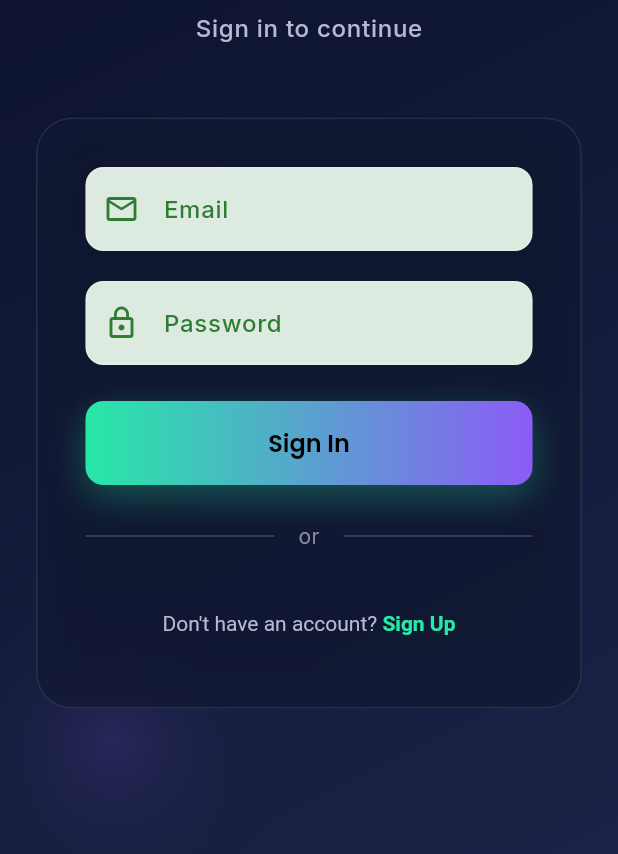
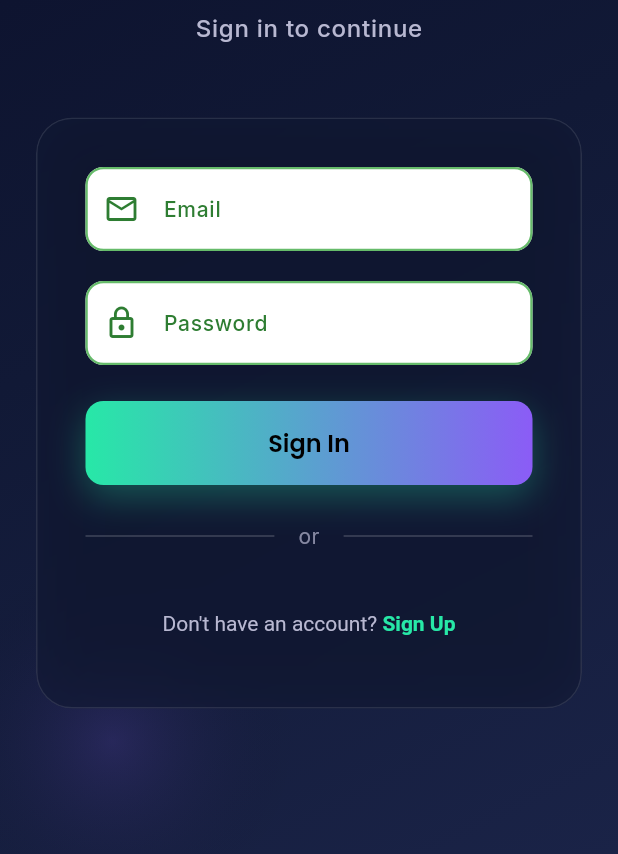
Before and after one commit to Blendgashi05/ai-mobile-Blend-Gashi, a Flutter app: the screen it shows after launch, on a phone screen of 412 x 824 dp, the part 382-1236 px from its top. Run offline on Flutter 3.47's test engine with Material 3 defaults, Android fonts, the phone set to English and light mode, and no system bars; our stand-ins replace google_fonts, supabase_flutter; accounts and stored records are empty.

Commit message:
Make text easily visible in all input fields across the application
Update the InputDecorationTheme in main.dart to set the fill color to white and the border colors to green, and adjust the text styles in login_screen.dart and signup_screen.dart to use black text with a larger font size for improved readability.

Replit-Commit-Author: Agent
Replit-Commit-Session-Id: 5399b2b5-a3a9-4dc6-b2fa-9b62b701f228
Replit-Commit-Checkpoint-Type: full_checkpoint
Replit-Commit-Event-Id: 40348b4f-0f4e-400d-b2a7-26fa6a2167b7
Replit-Commit-Screenshot-Url: https://storage.googleapis.com/screenshot-production-us-central1/4afc6041-1f44-4610-8c22-e997fb2d165f/5399b2b5-a3a9-4dc6-b2fa-9b62b701f228/wRYnuNF

```diff
--- a/lib/main.dart
+++ b/lib/main.dart
@@ -191,17 +191,19 @@ class MyApp extends StatelessWidget {
       // Input decoration
       inputDecorationTheme: InputDecorationTheme(
         filled: true,
-        fillColor: const Color(0xFFE8F5E9).withOpacity(0.95),
+        fillColor: Colors.white,
         border: OutlineInputBorder(
           borderRadius: BorderRadius.circular(12),
-          borderSide: BorderSide(
-            color: primaryText.withOpacity(0.2),
+          borderSide: const BorderSide(
+            color: Color(0xFF2E7D32),
+            width: 1.5,
           ),
         ),
         enabledBorder: OutlineInputBorder(
           borderRadius: BorderRadius.circular(12),
-          borderSide: BorderSide(
-            color: primaryText.withOpacity(0.2),
+          borderSide: const BorderSide(
+            color: Color(0xFF66BB6A),
+            width: 1.5,
           ),
         ),
         focusedBorder: OutlineInputBorder(
@@ -213,9 +215,11 @@ class MyApp extends StatelessWidget {
         ),
         labelStyle: GoogleFonts.inter(
           color: const Color(0xFF2E7D32),
+          fontSize: 14,
         ),
         hintStyle: GoogleFonts.inter(
           color: const Color(0xFF66BB6A),
+          fontSize: 14,
         ),
         prefixIconColor: const Color(0xFF2E7D32),
       ),
--- a/lib/screens/login_screen.dart
+++ b/lib/screens/login_screen.dart
@@ -232,7 +232,11 @@ class _LoginScreenState extends State<LoginScreen> with SingleTickerProviderStat
                                   TextFormField(
                                     controller: _emailController,
                                     keyboardType: TextInputType.emailAddress,
-                                    style: const TextStyle(color: Color(0xFF1B5E20)),
+                                    style: const TextStyle(
+                                      color: Colors.black,
+                                      fontSize: 16,
+                                      fontWeight: FontWeight.w500,
+                                    ),
                                     decoration: InputDecoration(
                                       labelText: 'Email',
                                       hintText: 'Enter your email',
@@ -247,7 +251,11 @@ class _LoginScreenState extends State<LoginScreen> with SingleTickerProviderStat
                                   TextFormField(
                                     controller: _passwordController,
                                     obscureText: true,
-                                    style: const TextStyle(color: Color(0xFF1B5E20)),
+                                    style: const TextStyle(
+                                      color: Colors.black,
+                                      fontSize: 16,
+                                      fontWeight: FontWeight.w500,
+                                    ),
                                     decoration: InputDecoration(
                                       labelText: 'Password',
                                       hintText: 'Enter your password',
```
Also changed, not shown: lib/screens/signup_screen.dart (+15 -3 lines), 1 other file.
